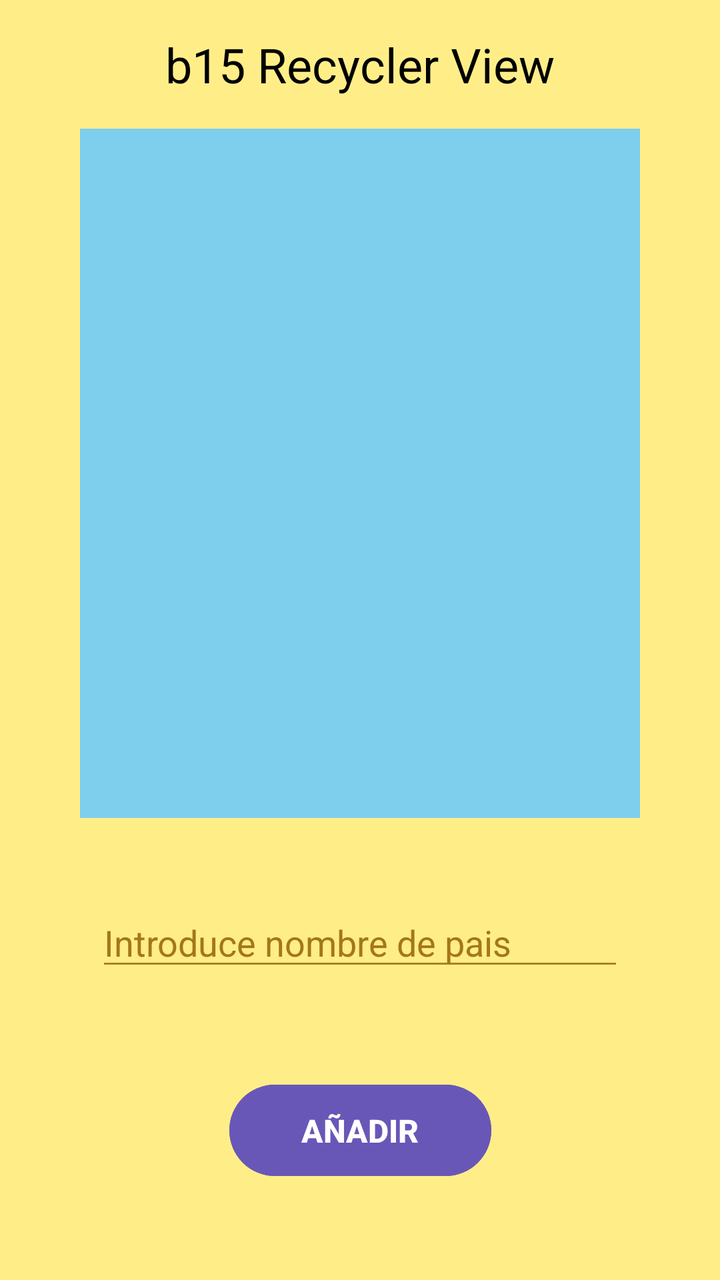
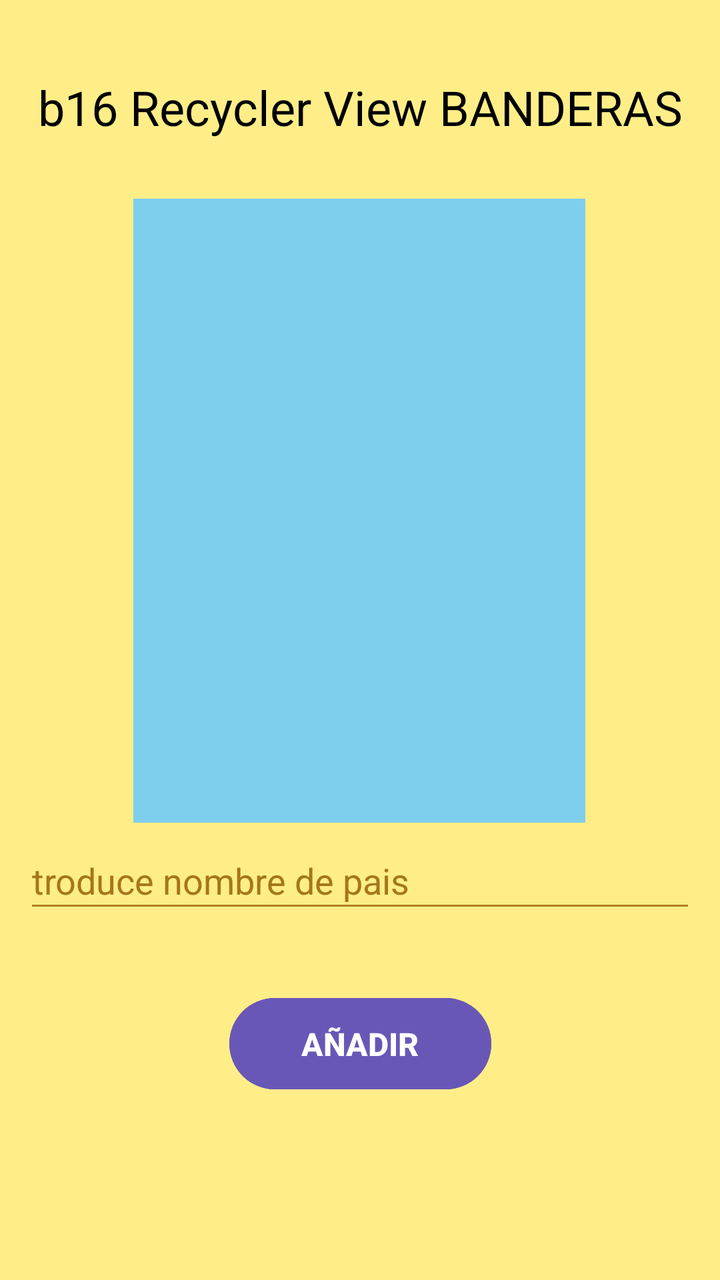

Before-and-after screenshots of an Android layout around one commit, followed by the original layout XML and the change that was made.
<!-- AndroidManifest.xml: application theme Theme.B15RecyclerView -->
<!-- res/layout/activity_main.xml -->
<?xml version="1.0" encoding="utf-8"?>
<androidx.constraintlayout.widget.ConstraintLayout xmlns:android="http://schemas.android.com/apk/res/android"
    xmlns:app="http://schemas.android.com/apk/res-auto"
    xmlns:tools="http://schemas.android.com/tools"
    android:id="@+id/main"
    android:layout_width="match_parent"
    android:layout_height="match_parent"
    android:padding="16dp"
    android:background="#FFEE88"
    tools:context=".MainActivity">

    <TextView
        android:id="@+id/portada"
        android:layout_width="wrap_content"
        android:layout_height="wrap_content"
        android:text="b15 Recycler View"
        android:textColor="@color/black"
        android:textSize="24sp"
        android:layout_marginTop="0sp"
        app:layout_constraintEnd_toEndOf="parent"
        app:layout_constraintStart_toStartOf="parent"
        app:layout_constraintTop_toTopOf="parent" />

    <androidx.recyclerview.widget.RecyclerView
        android:id="@+id/recyclerView"
        android:layout_width="0dp"
        android:layout_height="0dp"
        android:layout_marginStart="24dp"
        android:layout_marginTop="16dp"
        android:layout_marginEnd="24dp"
        android:layout_marginBottom="40dp"
        android:background="#7ECEED"
        android:overScrollMode="ifContentScrolls"
        android:scrollbars="vertical"
        app:layout_constraintBottom_toTopOf="@id/etName"
        app:layout_constraintEnd_toEndOf="parent"
        app:layout_constraintHeight_max="380dp"
        app:layout_constraintStart_toStartOf="parent"
        app:layout_constraintTop_toBottomOf="@id/portada"
        app:layout_constraintVertical_bias="0" />

    <EditText
        android:id="@+id/etName"
        android:layout_width="0dp"
        android:layout_height="wrap_content"
        android:layout_marginStart="32dp"
        android:layout_marginEnd="32dp"
        android:layout_marginBottom="48dp"
        android:backgroundTint="#B08020"
        android:hint="Introduce nombre de pais"
        android:textColor="#333333"
        android:textColorHint="#A5761A"
        app:layout_constraintBottom_toTopOf="@id/btn"
        app:layout_constraintEnd_toEndOf="parent"
        app:layout_constraintStart_toStartOf="parent" />

    <Button
        android:id="@+id/btn"
        android:layout_width="wrap_content"
        android:layout_height="wrap_content"
        android:layout_marginBottom="32dp"
        android:backgroundTint="#6957B7"
        android:paddingHorizontal="36dp"
        android:paddingVertical="12dp"
        android:text="AÑADIR"
        android:textColor="#FFFFFF"
        android:textSize="16sp"
        android:textStyle="bold"
        app:cornerRadius="24dp"
        app:layout_constraintBottom_toBottomOf="parent"
        app:layout_constraintEnd_toEndOf="parent"
        app:layout_constraintStart_toStartOf="parent" />

</androidx.constraintlayout.widget.ConstraintLayout>
<!-- resources referenced by this layout -->
<resources>
  <color name="black">#FF000000</color>
  <style name="Theme.B15RecyclerView" parent="Base.Theme.B15RecyclerView" />
  <style name="Base.Theme.B15RecyclerView" parent="Theme.Material3.DayNight.NoActionBar">
          
          
      </style>
</resources>

<!-- the commit's change to res/layout/activity_main.xml (unified diff, before → after) -->
@@ -13,52 +13,48 @@
         android:id="@+id/portada"
         android:layout_width="wrap_content"
         android:layout_height="wrap_content"
-        android:text="b15 Recycler View"
+        android:text="b16 Recycler View BANDERAS"
         android:textColor="@color/black"
         android:textSize="24sp"
-        android:layout_marginTop="0sp"
+        app:layout_constraintBottom_toBottomOf="parent"
         app:layout_constraintEnd_toEndOf="parent"
+        app:layout_constraintHorizontal_bias="0.535"
         app:layout_constraintStart_toStartOf="parent"
-        app:layout_constraintTop_toTopOf="parent" />
+        app:layout_constraintTop_toTopOf="parent"
+        app:layout_constraintVertical_bias="0.037" />
 
     <androidx.recyclerview.widget.RecyclerView
         android:id="@+id/recyclerView"
-        android:layout_width="0dp"
-        android:layout_height="0dp"
-        android:layout_marginStart="24dp"
-        android:layout_marginTop="16dp"
-        android:layout_marginEnd="24dp"
-        android:layout_marginBottom="40dp"
+        android:layout_width="226dp"
+        android:layout_height="312dp"
         android:background="#7ECEED"
         android:overScrollMode="ifContentScrolls"
         android:scrollbars="vertical"
-        app:layout_constraintBottom_toTopOf="@id/etName"
+        app:layout_constraintBottom_toBottomOf="parent"
         app:layout_constraintEnd_toEndOf="parent"
-        app:layout_constraintHeight_max="380dp"
+        app:layout_constraintHorizontal_bias="0.496"
         app:layout_constraintStart_toStartOf="parent"
-        app:layout_constraintTop_toBottomOf="@id/portada"
-        app:layout_constraintVertical_bias="0" />
+        app:layout_constraintTop_toTopOf="parent"
+        app:layout_constraintVertical_bias="0.281" />
 
     <EditText
         android:id="@+id/etName"
-        android:layout_width="0dp"
-        android:layout_height="wrap_content"
-        android:layout_marginStart="32dp"
-        android:layout_marginEnd="32dp"
-        android:layout_marginBottom="48dp"
+        android:layout_width="367dp"
+        android:layout_height="45dp"
         android:backgroundTint="#B08020"
         android:hint="Introduce nombre de pais"
         android:textColor="#333333"
         android:textColorHint="#A5761A"
-        app:layout_constraintBottom_toTopOf="@id/btn"
+        app:layout_constraintBottom_toBottomOf="parent"
         app:layout_constraintEnd_toEndOf="parent"
-        app:layout_constraintStart_toStartOf="parent" />
+        app:layout_constraintStart_toStartOf="parent"
+        app:layout_constraintTop_toTopOf="parent"
+        app:layout_constraintVertical_bias="0.711" />
 
     <Button
         android:id="@+id/btn"
         android:layout_width="wrap_content"
         android:layout_height="wrap_content"
-        android:layout_marginBottom="32dp"
         android:backgroundTint="#6957B7"
         android:paddingHorizontal="36dp"
         android:paddingVertical="12dp"
@@ -69,6 +65,8 @@
         app:cornerRadius="24dp"
         app:layout_constraintBottom_toBottomOf="parent"
         app:layout_constraintEnd_toEndOf="parent"
-        app:layout_constraintStart_toStartOf="parent" />
+        app:layout_constraintStart_toStartOf="parent"
+        app:layout_constraintTop_toBottomOf="@+id/etName"
+        app:layout_constraintVertical_bias="0.308" />
 
 </androidx.constraintlayout.widget.ConstraintLayout>
